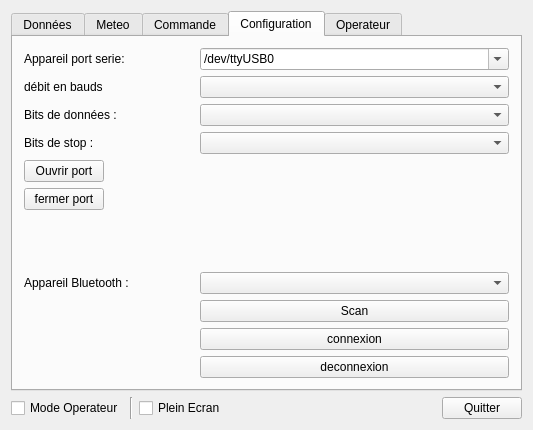
This is Sonde/ihm.ui in FabienBounoir/Projet-Sonde as Qt 5 draws it before an edit. The edited form follows.
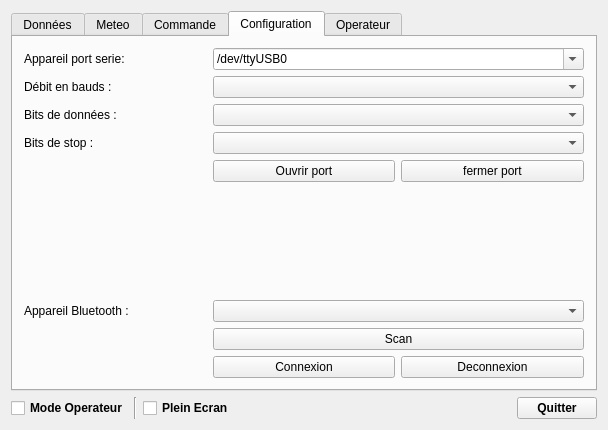
This is the edited form. The open tabs and pages were chosen to show the change.

Diff of the .ui file:
```diff
--- a/Sonde/ihm.ui
+++ b/Sonde/ihm.ui
@@ -6,7 +6,7 @@
    <rect>
     <x>0</x>
     <y>0</y>
-    <width>533</width>
+    <width>608</width>
     <height>430</height>
    </rect>
   </property>
@@ -367,123 +367,243 @@
         </attribute>
         <layout class="QVBoxLayout" name="verticalLayout">
          <item>
-          <layout class="QFormLayout" name="formLayout">
-           <item row="0" column="0">
-            <widget class="QLabel" name="labelAppareil">
-             <property name="text">
-              <string>Appareil port serie:</string>
-             </property>
-            </widget>
-           </item>
-           <item row="0" column="1">
-            <widget class="QComboBox" name="comboBoxAppareil">
-             <property name="editable">
-              <bool>true</bool>
-             </property>
-             <property name="currentText">
-              <string>/dev/ttyUSB0</string>
-             </property>
-            </widget>
-           </item>
-           <item row="1" column="0">
-            <widget class="QLabel" name="labelDebitBauds">
-             <property name="text">
-              <string>débit en bauds</string>
-             </property>
-            </widget>
-           </item>
-           <item row="1" column="1">
-            <widget class="QComboBox" name="comboBoxDebitBaud">
-             <property name="editable">
-              <bool>false</bool>
-             </property>
-            </widget>
-           </item>
+          <layout class="QGridLayout" name="gridLayout_4">
            <item row="2" column="0">
             <widget class="QLabel" name="labelBitsDonnees">
+             <property name="sizePolicy">
+              <sizepolicy hsizetype="Preferred" vsizetype="Minimum">
+               <horstretch>0</horstretch>
+               <verstretch>0</verstretch>
+              </sizepolicy>
+             </property>
              <property name="text">
               <string>Bits de données :</string>
              </property>
             </widget>
            </item>
-           <item row="2" column="1">
-            <widget class="QComboBox" name="comboBoxBitsDonnees"/>
+           <item row="7" column="0">
+            <widget class="QLabel" name="labelBluetooth">
+             <property name="sizePolicy">
+              <sizepolicy hsizetype="Preferred" vsizetype="Minimum">
+               <horstretch>0</horstretch>
+               <verstretch>0</verstretch>
+              </sizepolicy>
+             </property>
+             <property name="text">
+              <string>Appareil Bluetooth :</string>
+             </property>
+            </widget>
+           </item>
+           <item row="0" column="0">
+            <widget class="QLabel" name="labelAppareil">
+             <property name="sizePolicy">
+              <sizepolicy hsizetype="Preferred" vsizetype="Minimum">
+               <horstretch>0</horstretch>
+               <verstretch>0</verstretch>
+              </sizepolicy>
+             </property>
+             <property name="text">
+              <string>Appareil port serie:</string>
+             </property>
+            </widget>
+           </item>
+           <item row="9" column="1">
+            <widget class="QPushButton" name="pushButtonConnexion">
+             <property name="enabled">
+              <bool>true</bool>
+             </property>
+             <property name="sizePolicy">
+              <sizepolicy hsizetype="Minimum" vsizetype="Minimum">
+               <horstretch>0</horstretch>
+               <verstretch>0</verstretch>
+              </sizepolicy>
+             </property>
+             <property name="layoutDirection">
+              <enum>Qt::LeftToRight</enum>
+             </property>
+             <property name="autoFillBackground">
+              <bool>false</bool>
+             </property>
+             <property name="text">
+              <string>Connexion</string>
+             </property>
+             <property name="checkable">
+              <bool>false</bool>
+             </property>
+             <property name="autoRepeat">
+              <bool>false</bool>
+             </property>
+             <property name="autoDefault">
+              <bool>false</bool>
+             </property>
+             <property name="default">
+              <bool>false</bool>
+             </property>
+             <property name="flat">
+              <bool>false</bool>
+             </property>
+            </widget>
+           </item>
+           <item row="8" column="0">
+            <widget class="QLabel" name="labelStatut">
+             <property name="text">
+              <string/>
+             </property>
+            </widget>
            </item>
            <item row="3" column="0">
             <widget class="QLabel" name="labelBitsStop">
+             <property name="sizePolicy">
+              <sizepolicy hsizetype="Preferred" vsizetype="Minimum">
+               <horstretch>0</horstretch>
+               <verstretch>0</verstretch>
+              </sizepolicy>
+             </property>
              <property name="text">
               <string>Bits de stop :</string>
              </property>
             </widget>
            </item>
-           <item row="3" column="1">
-            <widget class="QComboBox" name="comboBoxBitsStop"/>
+           <item row="7" column="1" colspan="2">
+            <widget class="QComboBox" name="comboBoxBluetooth">
+             <property name="sizePolicy">
+              <sizepolicy hsizetype="Preferred" vsizetype="Minimum">
+               <horstretch>0</horstretch>
+               <verstretch>0</verstretch>
+              </sizepolicy>
+             </property>
+            </widget>
            </item>
-           <item row="4" column="0">
+           <item row="2" column="1" colspan="2">
+            <widget class="QComboBox" name="comboBoxBitsDonnees">
+             <property name="sizePolicy">
+              <sizepolicy hsizetype="Preferred" vsizetype="Minimum">
+               <horstretch>0</horstretch>
+               <verstretch>0</verstretch>
+              </sizepolicy>
+             </property>
+            </widget>
+           </item>
+           <item row="5" column="1">
             <widget class="QPushButton" name="pushButtonOuvrirPort">
+             <property name="sizePolicy">
+              <sizepolicy hsizetype="Minimum" vsizetype="Minimum">
+               <horstretch>0</horstretch>
+               <verstretch>0</verstretch>
+              </sizepolicy>
+             </property>
              <property name="text">
               <string>Ouvrir port</string>
              </property>
             </widget>
            </item>
-           <item row="5" column="0">
+           <item row="1" column="0">
+            <widget class="QLabel" name="labelDebitBauds">
+             <property name="sizePolicy">
+              <sizepolicy hsizetype="Preferred" vsizetype="Minimum">
+               <horstretch>0</horstretch>
+               <verstretch>0</verstretch>
+              </sizepolicy>
+             </property>
+             <property name="text">
+              <string>Débit en bauds :</string>
+             </property>
+            </widget>
+           </item>
+           <item row="3" column="1" colspan="2">
+            <widget class="QComboBox" name="comboBoxBitsStop">
+             <property name="sizePolicy">
+              <sizepolicy hsizetype="Preferred" vsizetype="Minimum">
+               <horstretch>0</horstretch>
+               <verstretch>0</verstretch>
+              </sizepolicy>
+             </property>
+            </widget>
+           </item>
+           <item row="0" column="1" colspan="2">
+            <widget class="QComboBox" name="comboBoxAppareil">
+             <property name="sizePolicy">
+              <sizepolicy hsizetype="Preferred" vsizetype="Minimum">
+               <horstretch>0</horstretch>
+               <verstretch>0</verstretch>
+              </sizepolicy>
+             </property>
+             <property name="editable">
+              <bool>true</bool>
+             </property>
+             <property name="currentText">
+              <string>/dev/ttyUSB0</string>
+             </property>
+            </widget>
+           </item>
+           <item row="8" column="1" colspan="2">
+            <widget class="QPushButton" name="pushButtonScan">
+             <property name="sizePolicy">
+              <sizepolicy hsizetype="Minimum" vsizetype="Minimum">
+               <horstretch>0</horstretch>
+               <verstretch>0</verstretch>
+              </sizepolicy>
+             </property>
+             <property name="text">
+              <string>Scan</string>
+             </property>
+            </widget>
+           </item>
+           <item row="5" column="2">
             <widget class="QPushButton" name="pushButtonFermerPort">
+             <property name="sizePolicy">
+              <sizepolicy hsizetype="Minimum" vsizetype="Minimum">
+               <horstretch>0</horstretch>
+               <verstretch>0</verstretch>
+              </sizepolicy>
+             </property>
              <property name="text">
               <string>fermer port</string>
              </property>
             </widget>
            </item>
+           <item row="1" column="1" colspan="2">
+            <widget class="QComboBox" name="comboBoxDebitBaud">
+             <property name="sizePolicy">
+              <sizepolicy hsizetype="Preferred" vsizetype="Minimum">
+               <horstretch>0</horstretch>
+               <verstretch>0</verstretch>
+              </sizepolicy>
+             </property>
+             <property name="editable">
+              <bool>false</bool>
+             </property>
+            </widget>
+           </item>
+           <item row="9" column="2">
+            <widget class="QPushButton" name="pushButtonDeconnexion">
+             <property name="sizePolicy">
+              <sizepolicy hsizetype="Minimum" vsizetype="Minimum">
+               <horstretch>0</horstretch>
+               <verstretch>0</verstretch>
+              </sizepolicy>
+             </property>
+             <property name="text">
+              <string>Deconnexion</string>
+             </property>
+            </widget>
+           </item>
            <item row="6" column="0">
             <spacer name="verticalSpacer">
              <property name="orientation">
               <enum>Qt::Vertical</enum>
              </property>
+             <property name="sizeType">
+              <enum>QSizePolicy::Expanding</enum>
+             </property>
              <property name="sizeHint" stdset="0">
               <size>
-               <width>170</width>
-               <height>40</height>
+               <width>150</width>
+               <height>50</height>
               </size>
              </property>
             </spacer>
            </item>
-           <item row="7" column="0">
-            <widget class="QLabel" name="labelBluetooth">
-             <property name="text">
-              <string>Appareil Bluetooth :</string>
-             </property>
-            </widget>
-           </item>
-           <item row="7" column="1">
-            <widget class="QComboBox" name="comboBoxBluetooth"/>
-           </item>
-           <item row="8" column="0">
-            <widget class="QLabel" name="labelStatut">
-             <property name="text">
-              <string/>
-             </property>
-            </widget>
-           </item>
-           <item row="8" column="1">
-            <widget class="QPushButton" name="pushButtonScan">
-             <property name="text">
-              <string>Scan</string>
-             </property>
-            </widget>
-           </item>
-           <item row="9" column="1">
-            <widget class="QPushButton" name="pushButtonConnexion">
-             <property name="text">
-              <string>connexion</string>
-             </property>
-            </widget>
-           </item>
-           <item row="10" column="1">
-            <widget class="QPushButton" name="pushButtonDeconnexion">
-             <property name="text">
-              <string>deconnexion</string>
-             </property>
-            </widget>
-           </item>
           </layout>
          </item>
         </layout>
@@ -543,6 +663,18 @@
     <layout class="QHBoxLayout" name="horizontalLayoutFooter">
      <item>
       <widget class="QCheckBox" name="ModeOperateur">
+       <property name="sizePolicy">
+        <sizepolicy hsizetype="Minimum" vsizetype="Minimum">
+         <horstretch>0</horstretch>
+         <verstretch>0</verstretch>
+        </sizepolicy>
+       </property>
+       <property name="font">
+        <font>
+         <weight>75</weight>
+         <bold>true</bold>
+        </font>
+       </property>
        <property name="text">
         <string>Mode Operateur</string>
        </property>
@@ -557,6 +689,18 @@
      </item>
      <item>
       <widget class="QCheckBox" name="checkBoxPleinEcran">
+       <property name="sizePolicy">
+        <sizepolicy hsizetype="Minimum" vsizetype="Minimum">
+         <horstretch>0</horstretch>
+         <verstretch>0</verstretch>
+        </sizepolicy>
+       </property>
+       <property name="font">
+        <font>
+         <weight>75</weight>
+         <bold>true</bold>
+        </font>
+       </property>
        <property name="text">
         <string>Plein Ecran</string>
        </property>
@@ -577,6 +721,18 @@
      </item>
      <item>
       <widget class="QPushButton" name="pushButtonQuitter">
+       <property name="sizePolicy">
+        <sizepolicy hsizetype="Minimum" vsizetype="Minimum">
+         <horstretch>0</horstretch>
+         <verstretch>0</verstretch>
+        </sizepolicy>
+       </property>
+       <property name="font">
+        <font>
+         <weight>75</weight>
+         <bold>true</bold>
+        </font>
+       </property>
        <property name="text">
         <string>Quitter</string>
        </property>
```
Left out of the diff: 139 changed lines with no effect on the pictures.
